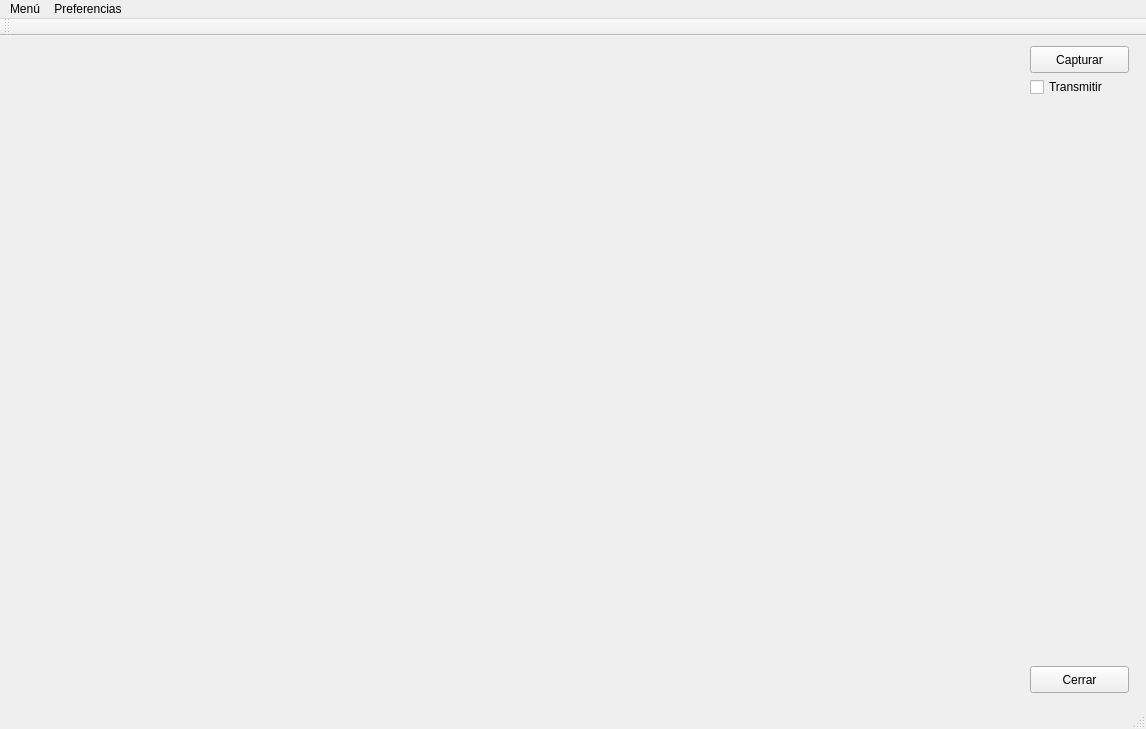
Old version of the form cliente/ClienteV/clientev.ui in the repository Alu0100702545/videovigilancia-1415-g01.
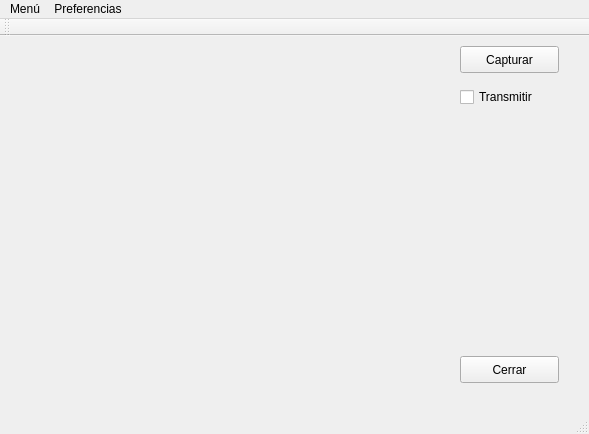
New version of the form.

Patch:
```diff
--- a/cliente/ClienteV/clientev.ui
+++ b/cliente/ClienteV/clientev.ui
@@ -6,8 +6,8 @@
    <rect>
     <x>0</x>
     <y>0</y>
-    <width>1146</width>
-    <height>729</height>
+    <width>589</width>
+    <height>434</height>
    </rect>
   </property>
   <property name="windowTitle">
@@ -17,8 +17,8 @@
    <widget class="QPushButton" name="BotonCerrar">
     <property name="geometry">
      <rect>
-      <x>1030</x>
-      <y>630</y>
+      <x>460</x>
+      <y>320</y>
       <width>99</width>
       <height>27</height>
      </rect>
@@ -30,7 +30,7 @@
    <widget class="QPushButton" name="BotonCapturar">
     <property name="geometry">
      <rect>
-      <x>1030</x>
+      <x>460</x>
       <y>10</y>
       <width>99</width>
       <height>27</height>
@@ -43,8 +43,8 @@
    <widget class="QCheckBox" name="CheckTransmitir">
     <property name="geometry">
      <rect>
-      <x>1030</x>
-      <y>40</y>
+      <x>460</x>
+      <y>50</y>
       <width>101</width>
       <height>22</height>
      </rect>
@@ -58,8 +58,8 @@
      <rect>
       <x>10</x>
       <y>10</y>
-      <width>1011</width>
-      <height>641</height>
+      <width>441</width>
+      <height>311</height>
      </rect>
     </property>
     <layout class="QGridLayout" name="gridLayout">
@@ -74,7 +74,7 @@
     <rect>
      <x>0</x>
      <y>0</y>
-     <width>1146</width>
+     <width>589</width>
      <height>25</height>
     </rect>
    </property>
```
Left out of the diff: 2 changed lines with no effect on the pictures.
